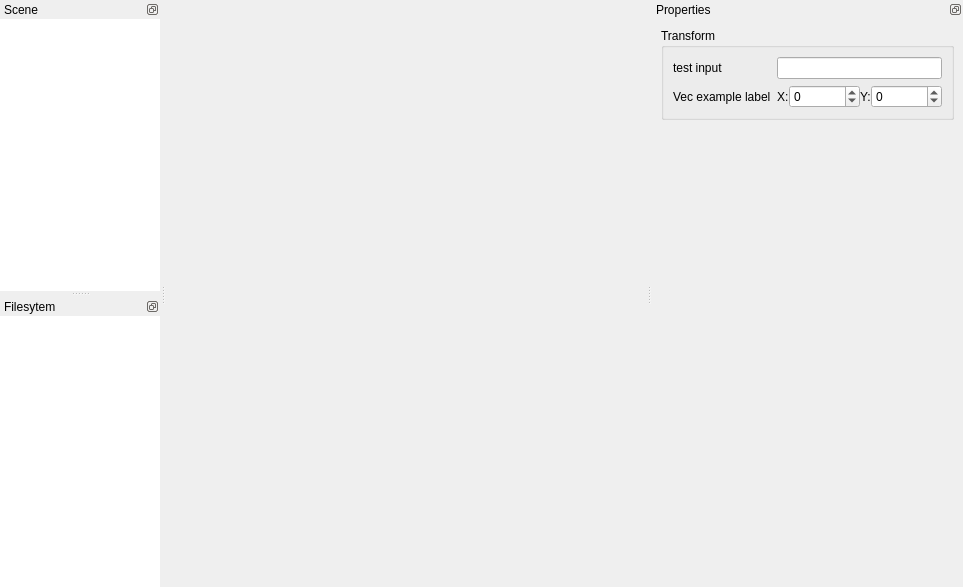
Old version of the form src/ui/element_editor.ui in the repository LNDF/Element-Editor.
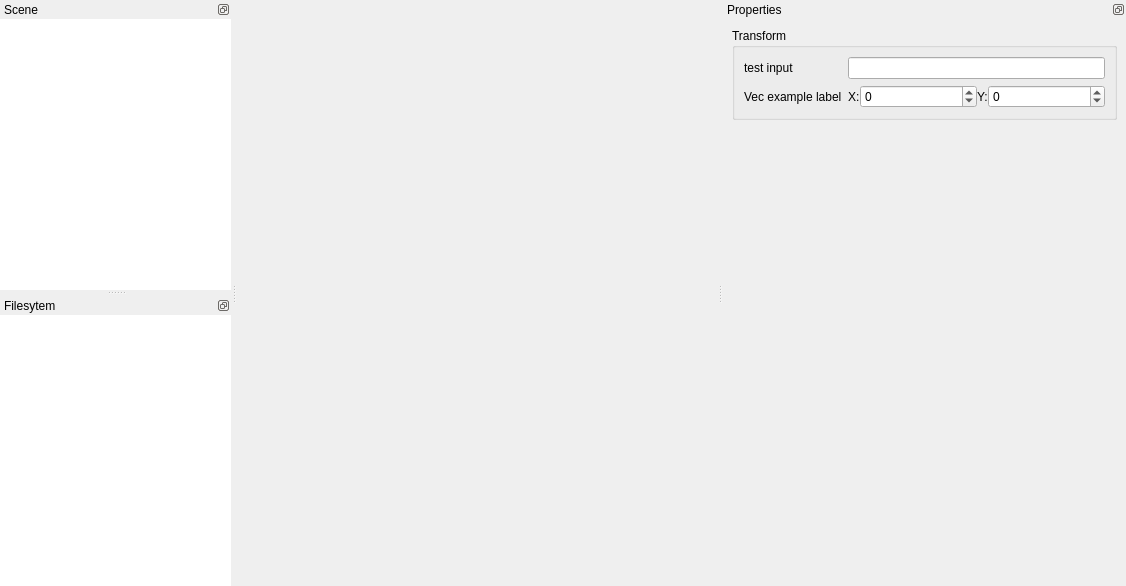
New version of the form.

The edit to the form file:
```diff
--- a/src/ui/element_editor.ui
+++ b/src/ui/element_editor.ui
@@ -6,8 +6,8 @@
    <rect>
     <x>0</x>
     <y>0</y>
-    <width>925</width>
-    <height>587</height>
+    <width>1126</width>
+    <height>586</height>
    </rect>
   </property>
   <property name="windowTitle">
@@ -139,7 +139,7 @@
   <widget class="QDockWidget" name="properties_dock">
    <property name="minimumSize">
     <size>
-     <width>283</width>
+     <width>403</width>
      <height>250</height>
     </size>
    </property>
@@ -194,7 +194,7 @@
          <rect>
           <x>0</x>
           <y>0</y>
-          <width>279</width>
+          <width>399</width>
           <height>130</height>
          </rect>
         </property>
```
